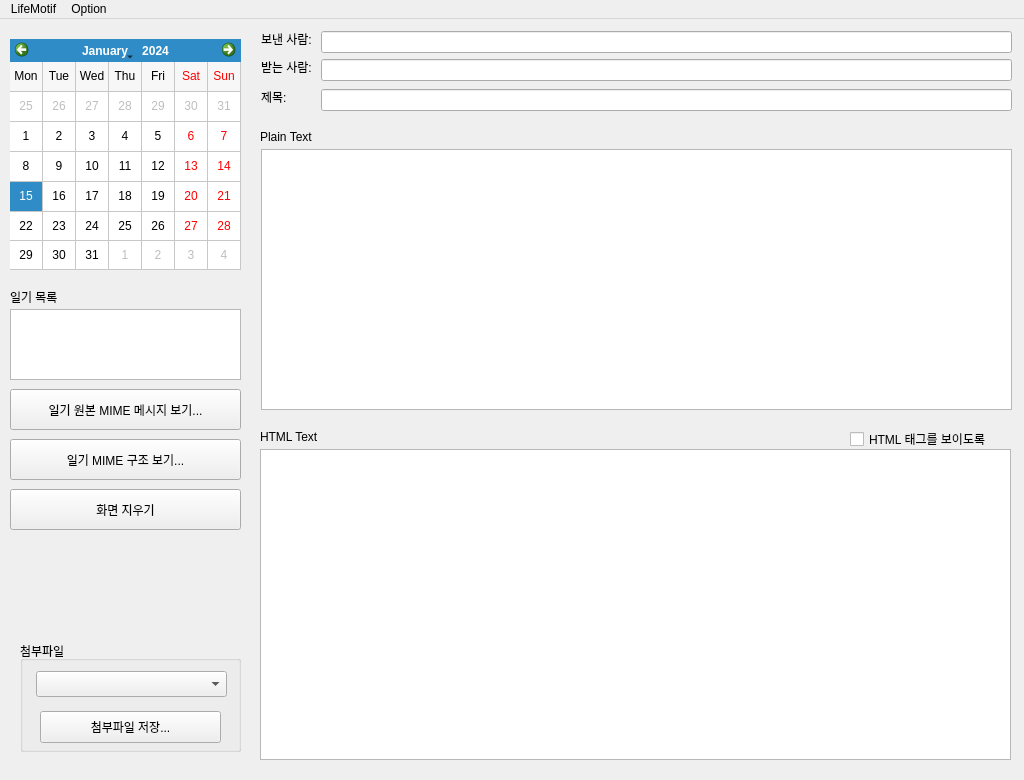
chwnam/lifemotif-desktop, file qt/main_window.ui: the form before one commit.
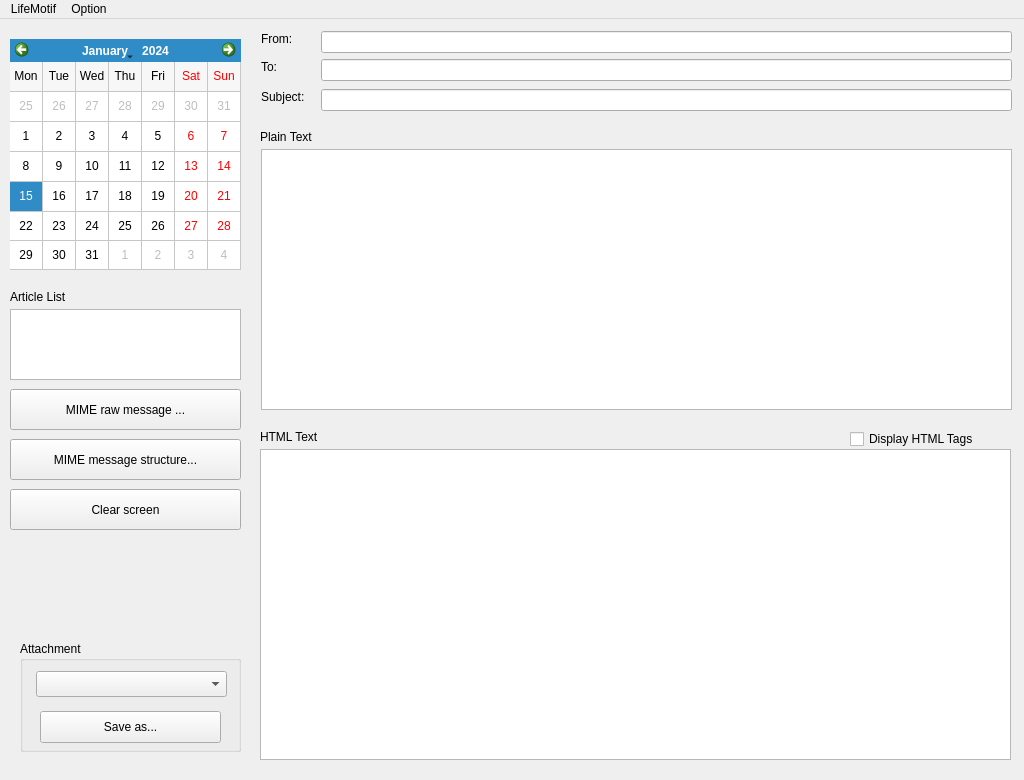
The form after the commit. Icons and pictures are not drawn. Custom widgets are drawn as their Qt base class.

```diff
--- a/qt/main_window.ui
+++ b/qt/main_window.ui
@@ -67,7 +67,7 @@
      </rect>
     </property>
     <property name="text">
-     <string>일기 목록</string>
+     <string>Article List</string>
     </property>
    </widget>
    <widget class="QPushButton" name="mimeRawMessageButton">
@@ -80,7 +80,7 @@
      </rect>
     </property>
     <property name="text">
-     <string>일기 원본 MIME 메시지 보기...</string>
+     <string>MIME raw message ...</string>
     </property>
    </widget>
    <widget class="QGroupBox" name="attatchmentGroupBox">
@@ -93,7 +93,7 @@
      </rect>
     </property>
     <property name="title">
-     <string>첨부파일</string>
+     <string>Attachment</string>
     </property>
     <widget class="QPushButton" name="attatchmentSaveAsButton">
      <property name="geometry">
@@ -105,7 +105,7 @@
       </rect>
      </property>
      <property name="text">
-      <string>첨부파일 저장...</string>
+      <string>Save as...</string>
      </property>
     </widget>
     <widget class="QComboBox" name="attatchmentComboBox">
@@ -191,7 +191,7 @@
      </rect>
     </property>
     <property name="text">
-     <string>받는 사람: </string>
+     <string>To:</string>
     </property>
    </widget>
    <widget class="QLabel" name="fromLabel">
@@ -204,7 +204,7 @@
      </rect>
     </property>
     <property name="text">
-     <string>보낸 사람: </string>
+     <string>From: </string>
     </property>
    </widget>
    <widget class="QLabel" name="subjectLabel">
@@ -217,7 +217,7 @@
      </rect>
     </property>
     <property name="text">
-     <string>제목:        </string>
+     <string>Subject:</string>
     </property>
    </widget>
    <widget class="QPushButton" name="mimeStructureButton">
@@ -230,7 +230,7 @@
      </rect>
     </property>
     <property name="text">
-     <string>일기 MIME 구조 보기...</string>
+     <string>MIME message structure...</string>
     </property>
    </widget>
    <widget class="QPushButton" name="clearTextButton">
@@ -243,7 +243,7 @@
      </rect>
     </property>
     <property name="text">
-     <string>화면 지우기</string>
+     <string>Clear screen</string>
     </property>
    </widget>
    <widget class="QLabel" name="plainTextLabel">
@@ -285,7 +285,7 @@
      <enum>Qt::LeftToRight</enum>
     </property>
     <property name="text">
-     <string>HTML 태그를 보이도록</string>
+     <string>Display HTML Tags</string>
     </property>
    </widget>
   </widget>
```
Left out of the diff: 34 changed lines with no effect on the pictures.
